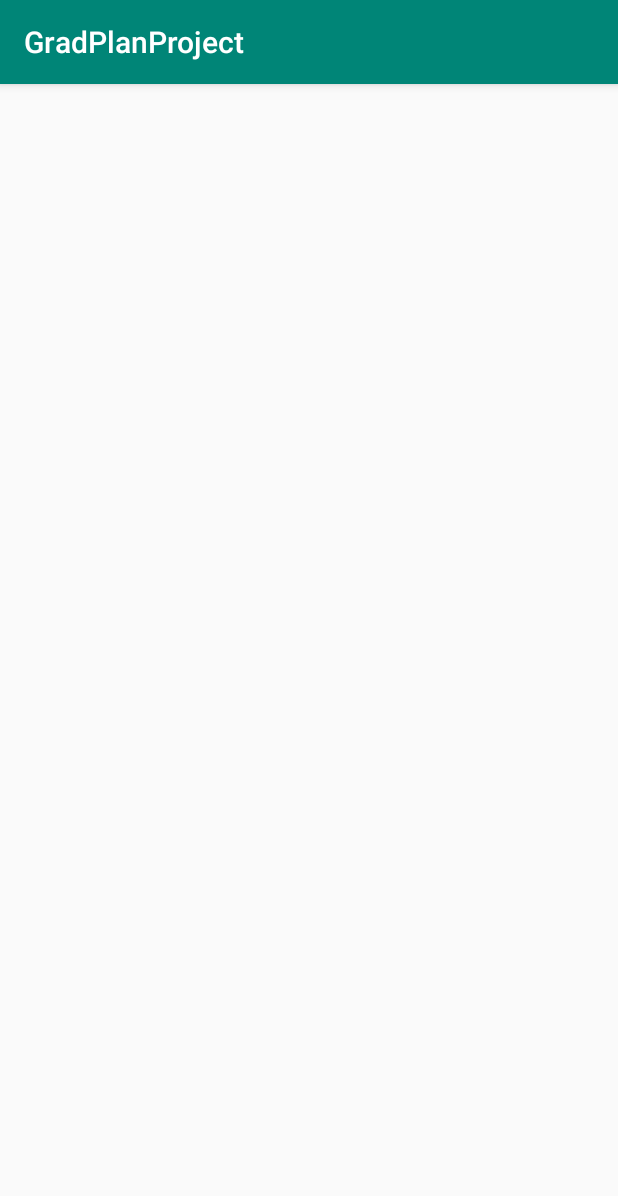
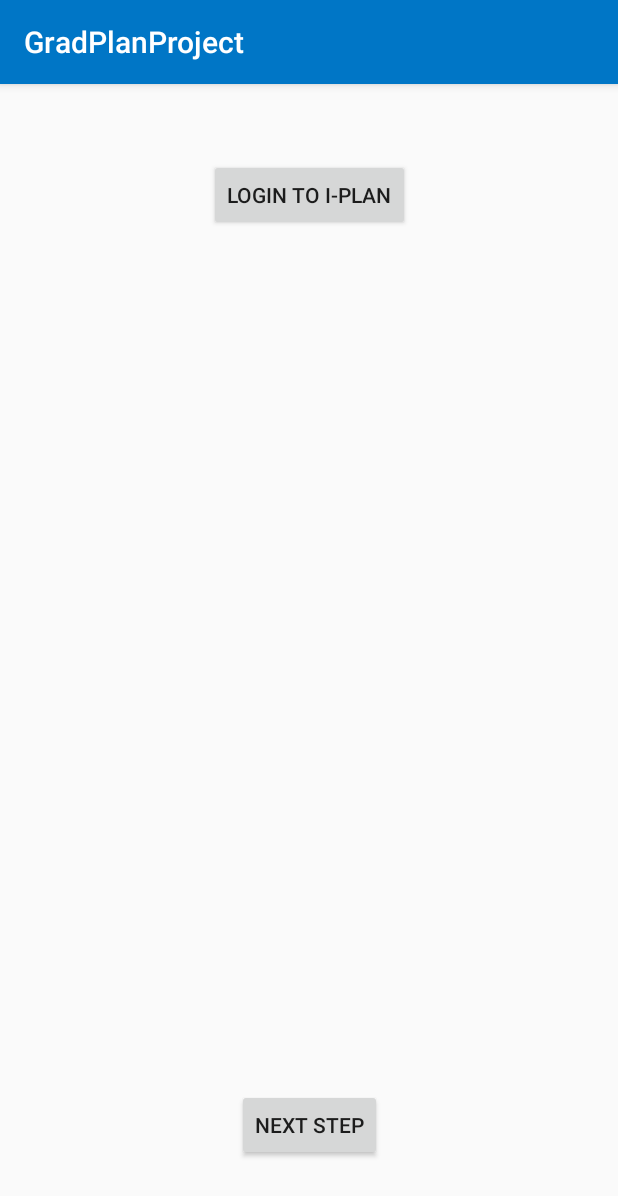
Before and after one commit to tysondoberneck/GradPlanProject, an Android app: the CourseViewActivity screen opened directly, with no data from a screen before it, on a phone screen of 412 x 824 dp. Shown: the top 1196 px of the screen. Run offline under Robolectric (Android 15) with nearby library versions, the phone set to English and light mode, and no system bars.

Commit message:
Added dead buttons to CourseView, altered color scheme (I think)

```diff
--- a/app/src/main/res/layout/activity_course_view.xml
+++ b/app/src/main/res/layout/activity_course_view.xml
@@ -6,4 +6,23 @@
     android:layout_height="match_parent"
     tools:context=".CourseViewActivity">
 
+    <Button
+        android:id="@+id/button"
+        android:layout_width="wrap_content"
+        android:layout_height="wrap_content"
+        android:layout_marginTop="50dp"
+        android:text="@string/toLogin_button"
+        app:layout_constraintEnd_toEndOf="parent"
+        app:layout_constraintStart_toStartOf="parent"
+        app:layout_constraintTop_toTopOf="parent" />
+
+    <Button
+        android:id="@+id/button2"
+        android:layout_width="wrap_content"
+        android:layout_height="wrap_content"
+        android:layout_marginBottom="50dp"
+        android:text="@string/next_button"
+        app:layout_constraintBottom_toBottomOf="parent"
+        app:layout_constraintEnd_toEndOf="parent"
+        app:layout_constraintStart_toStartOf="parent" />
 </android.support.constraint.ConstraintLayout>
--- a/app/src/main/res/values/colors.xml
+++ b/app/src/main/res/values/colors.xml
@@ -1,6 +1,6 @@
 <?xml version="1.0" encoding="utf-8"?>
 <resources>
-    <color name="colorPrimary">#008577</color>
-    <color name="colorPrimaryDark">#00574B</color>
-    <color name="colorAccent">#D81B60</color>
+    <color name="colorPrimary">#0076C6</color>
+    <color name="colorPrimaryDark">#0C4496</color>
+    <color name="colorAccent">#ADADAD</color>
 </resources>
--- a/app/src/main/res/values/strings.xml
+++ b/app/src/main/res/values/strings.xml
@@ -102,6 +102,8 @@
     <string name="error_incorrect_password">This password is incorrect</string>
     <string name="error_field_required">This field is required</string>
     <string name="permission_rationale">"Contacts permissions are needed for providing email
-        completions."
-    </string>
+        completions."</string>
+    <string name="toLogin_button">Login to I-Plan</string>
+    <string name="next_button">Next Step</string>
+    <string name="make_schedule">Generate Schedule</string>
 </resources>
```
